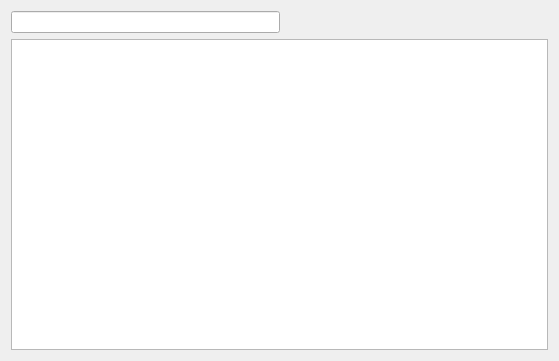
devemouse/qfaktury, file ui/CustomTableView.ui: the form before one commit.
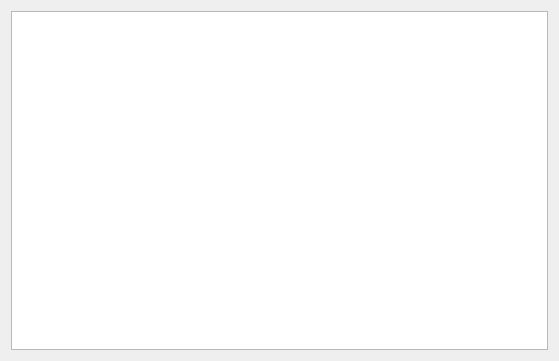
The form after the commit.

Commit message: filters implemented, still layout must be improved

Patch:
```diff
--- a/ui/CustomTableView.ui
+++ b/ui/CustomTableView.ui
@@ -19,22 +19,6 @@
      <property name="spacing">
       <number>2</number>
      </property>
-     <item>
-      <widget class="QLineEdit" name="filter_lineEdit"/>
-     </item>
-     <item>
-      <spacer name="horizontalSpacer">
-       <property name="orientation">
-        <enum>Qt::Horizontal</enum>
-       </property>
-       <property name="sizeHint" stdset="0">
-        <size>
-         <width>40</width>
-         <height>20</height>
-        </size>
-       </property>
-      </spacer>
-     </item>
     </layout>
    </item>
    <item>
```
Left out of the diff: 4 changed lines with no effect on the pictures. The commit also changes 16 other files.
